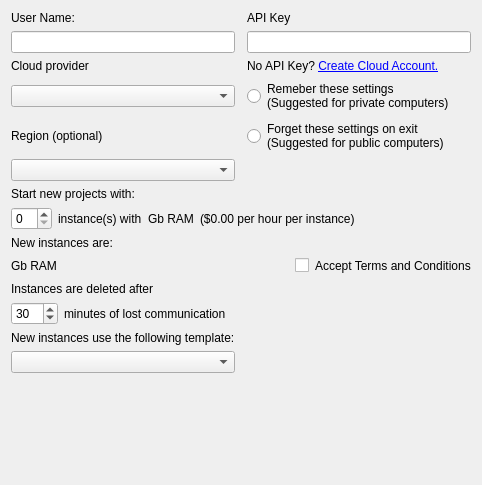
Before: the Qt Designer form gns3/ui/cloud_preferences_page.ui in GNS3/gns3-gui, drawn with Qt 5.
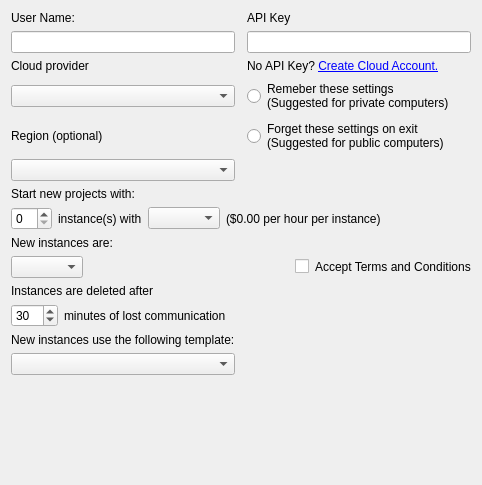
After: the same form once the commit is applied.

Commit message: select instance size with a combobox containing size (flavor) labels

Diff of the .ui file:
```diff
--- a/gns3/ui/cloud_preferences_page.ui
+++ b/gns3/ui/cloud_preferences_page.ui
@@ -60,11 +60,7 @@
       </widget>
      </item>
      <item>
-      <widget class="QLabel" name="uiMemLabel">
-       <property name="text">
-        <string>Gb RAM</string>
-       </property>
-      </widget>
+      <widget class="QComboBox" name="uiInstanceFlavorComboBox"/>
      </item>
      <item>
       <widget class="QLabel" name="uiHourlyPriceLabel">
@@ -101,11 +97,7 @@
    <item row="10" column="0" rowspan="2" colspan="3">
     <layout class="QHBoxLayout" name="uiNewInstancesLayout">
      <item>
-      <widget class="QLabel" name="uiMemNewLabel">
-       <property name="text">
-        <string>Gb RAM</string>
-       </property>
-      </widget>
+      <widget class="QComboBox" name="uiNewInstanceFlavorComboBox"/>
      </item>
      <item>
       <spacer name="horizontalSpacer">
```
The commit also changes 1 other file.
